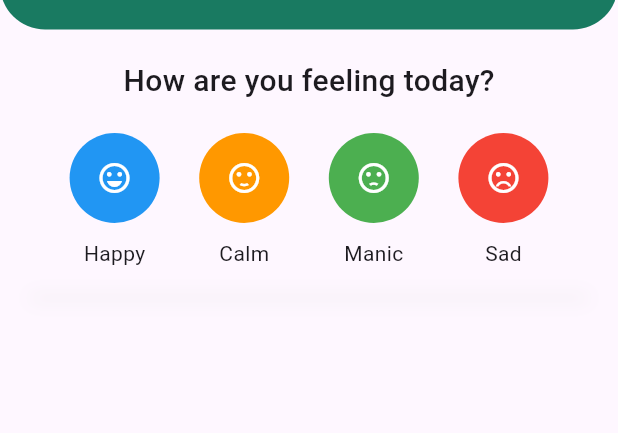
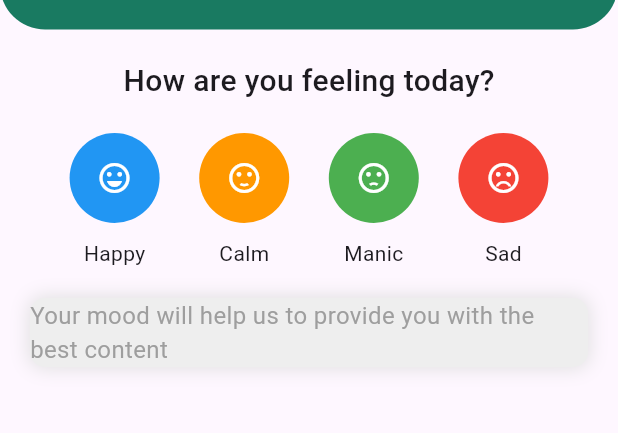
Before and after one commit to bhartiyaanshul/YouFirst, a Flutter app: the screen it shows after launch, on a phone screen of 412 x 824 dp, the part 128-561 px from its top. Run offline on Flutter 3.47's test engine with Material 3 defaults, Android fonts, the light colour scheme and no system bars; our stand-ins replace auto_route, get_it, just_audio, speech_to_text, supabase_flutter; accounts and stored records are empty.

Commit message:
update home view 2

```diff
--- a/lib/view/home/home_view.dart
+++ b/lib/view/home/home_view.dart
@@ -167,13 +167,13 @@ class HomeView extends StatelessWidget {
                           ),
                         ],
                       ),
-                      // child: Text(
-                      //   'Your mood will help us to provide you with the best content',
-                      //   style: TextStyle(
-                      //     fontSize: 16,
-                      //     color: Colors.grey,
-                      //   ),
-                      // ),
+                      child: Text(
+                        'Your mood will help us to provide you with the best content',
+                        style: TextStyle(
+                          fontSize: 16,
+                          color: Colors.grey,
+                        ),
+                      ),
                     )
                   ],
                 ),
```
